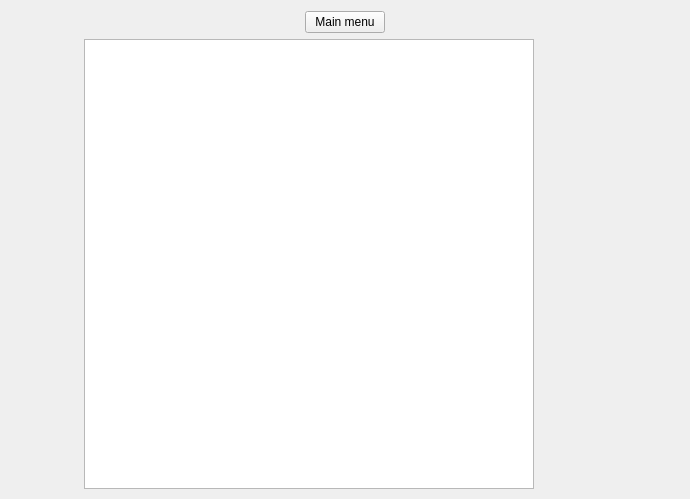
Qt form gamewindow.ui (whiteAlchimik/inventory_qt) before a commit.
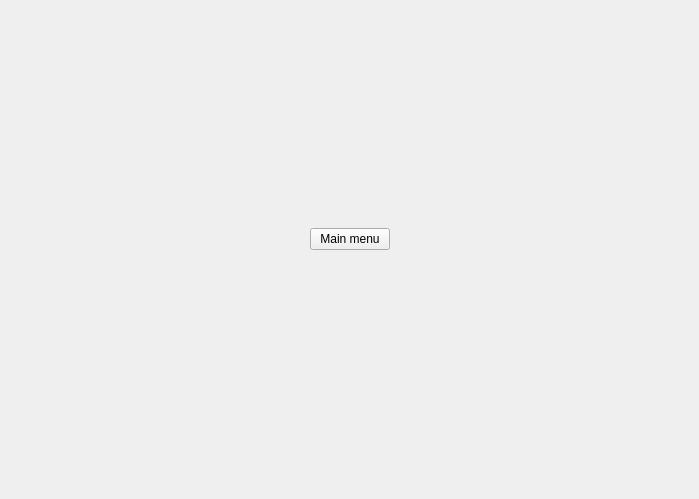
The same form after that commit.

Commit message: feat: add tableWidget and subjectWidget in the gameWindow

```diff
--- a/gamewindow.ui
+++ b/gamewindow.ui
@@ -6,13 +6,13 @@
    <rect>
     <x>0</x>
     <y>0</y>
-    <width>690</width>
+    <width>699</width>
     <height>499</height>
    </rect>
   </property>
   <property name="minimumSize">
    <size>
-    <width>690</width>
+    <width>699</width>
     <height>499</height>
    </size>
   </property>
@@ -73,23 +73,7 @@
       </spacer>
      </item>
      <item>
-      <widget class="QTableWidget" name="tableWidget">
-       <property name="minimumSize">
-        <size>
-         <width>450</width>
-         <height>450</height>
-        </size>
-       </property>
-       <property name="maximumSize">
-        <size>
-         <width>450</width>
-         <height>450</height>
-        </size>
-       </property>
-       <property name="layoutDirection">
-        <enum>Qt::LeftToRight</enum>
-       </property>
-      </widget>
+      <layout class="QHBoxLayout" name="layoutTableWidget"/>
      </item>
      <item>
       <spacer name="horizontalSpacer_4">
```
Left out of the diff: 2 changed lines with no effect on the pictures. The commit also changes 9 other files.
